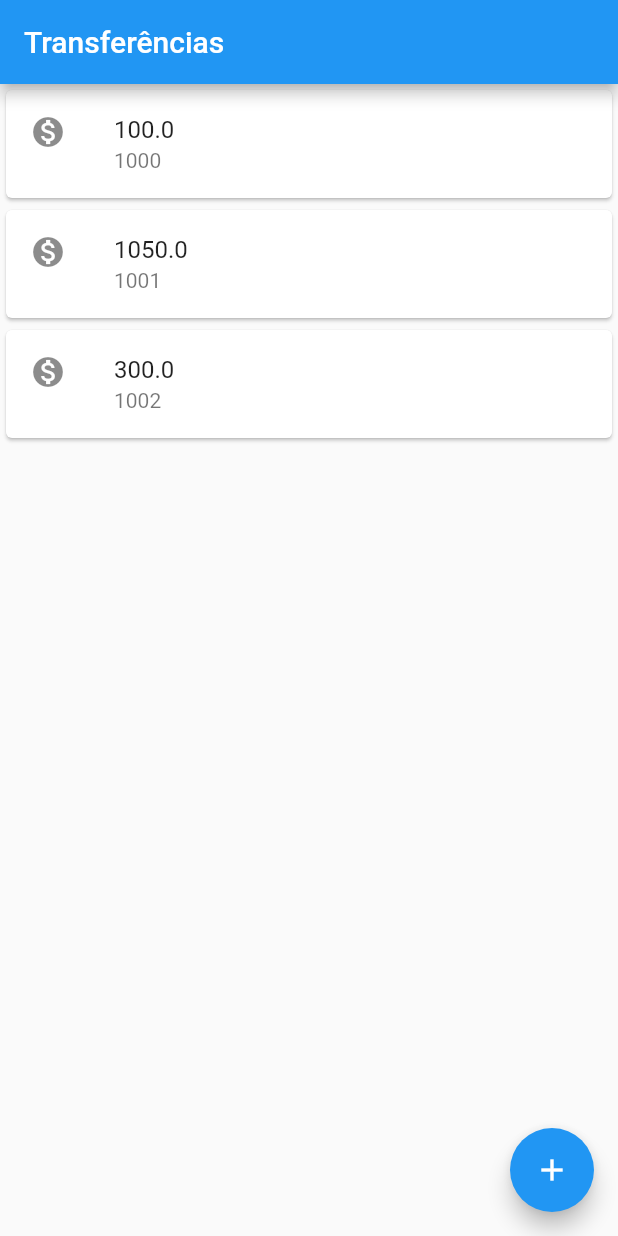
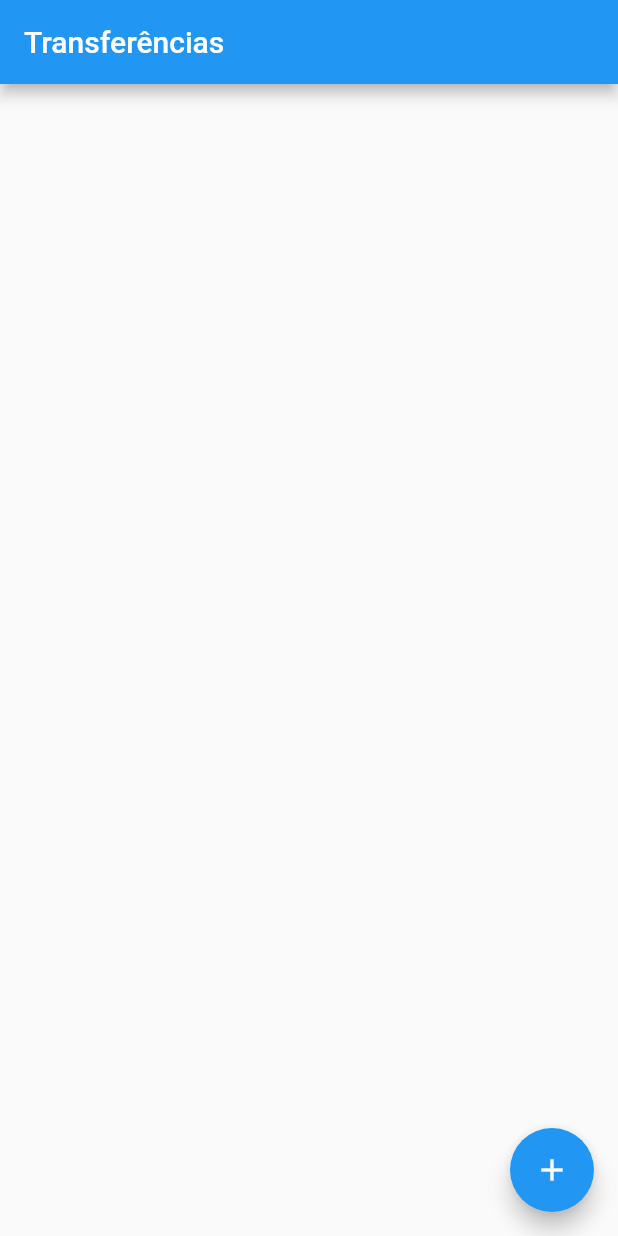
Before and after one commit to flavioh-assis/bytebank, a Flutter app: the screen it shows after launch, on a phone screen of 412 x 824 dp. Run offline on Flutter 3.47's test engine with Material 2 defaults, Android fonts, the phone set to English and light mode, and no system bars.

```diff
--- a/lib/main.dart
+++ b/lib/main.dart
@@ -63,7 +63,7 @@ class FormularioTransferencia extends StatelessWidget {
 }
 
 class ListaTransferencias extends StatelessWidget {
-  const ListaTransferencias({Key? key}) : super(key: key);
+  final List<Transferencia> _transferencias = [];
 
   @override
   Widget build(BuildContext context) {
@@ -71,18 +71,13 @@ class ListaTransferencias extends StatelessWidget {
       appBar: AppBar(
         title: Text('Transferências'),
       ),
-      body: Column(
-        children: [
-          ItemTransferencia(
-            Transferencia(1000, 100.00),
-          ),
-          ItemTransferencia(
-            Transferencia(1001, 1050.00),
-          ),
-          ItemTransferencia(
-            Transferencia(1002, 300.00),
-          ),
-        ],
+      body: ListView.builder(
+        itemCount: _transferencias.length,
+        itemBuilder: (context, indice) {
+          final transferencia = _transferencias[indice];
+
+          return ItemTransferencia(transferencia);
+        },
       ),
       floatingActionButton: FloatingActionButton(
         child: Icon(Icons.add),
@@ -98,6 +93,7 @@ class ListaTransferencias extends StatelessWidget {
           future.then((transferenciaRecebida) {
             debugPrint('chegou no then do future');
             debugPrint('$transferenciaRecebida');
+            _transferencias.add(transferenciaRecebida!);
           });
         },
       ),
```
